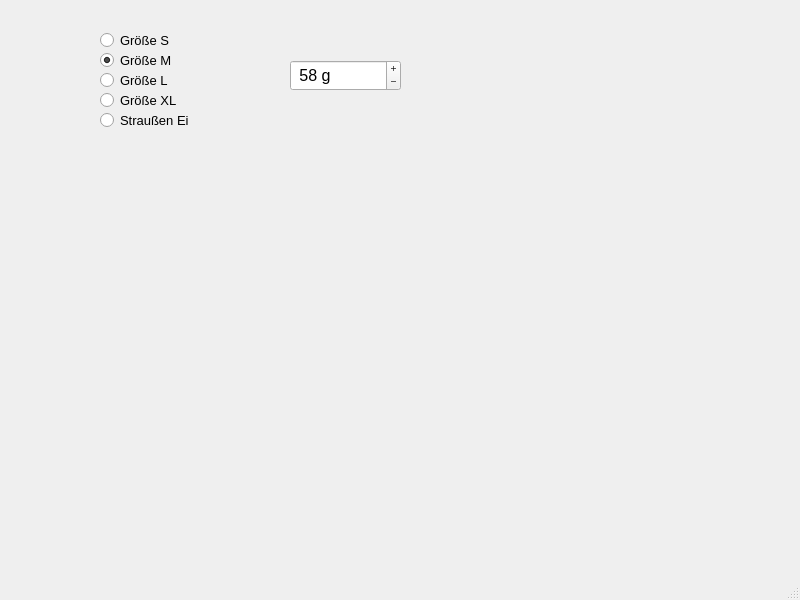
kampfknoedel/ei-o-mat, file ei-o-mat/mainwindow.ui: the form before one commit.
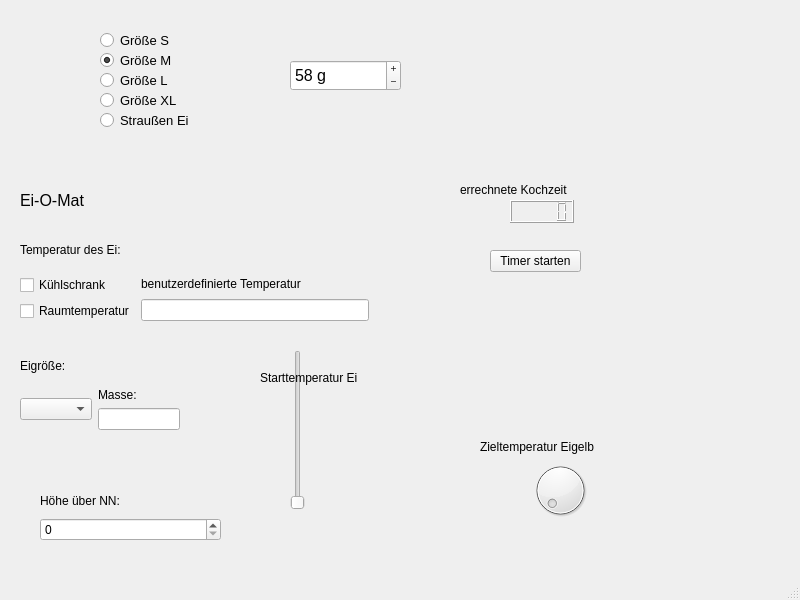
The form after the commit.

```diff
--- a/ei-o-mat/mainwindow.ui
+++ b/ei-o-mat/mainwindow.ui
@@ -113,7 +113,7 @@
      <string> g</string>
     </property>
     <property name="prefix">
-     <string> </string>
+     <string/>
     </property>
     <property name="minimum">
      <number>10</number>
@@ -143,6 +143,248 @@
      <string>Straußen Ei</string>
     </property>
    </widget>
+   <widget class="QLabel" name="label">
+    <property name="geometry">
+     <rect>
+      <x>20</x>
+      <y>190</y>
+      <width>240</width>
+      <height>21</height>
+     </rect>
+    </property>
+    <property name="lineWidth">
+     <number>3</number>
+    </property>
+    <property name="midLineWidth">
+     <number>1</number>
+    </property>
+    <property name="text">
+     <string>&lt;html&gt;&lt;head/&gt;&lt;body&gt;&lt;p&gt;&lt;span style=&quot; font-size:12pt;&quot;&gt;Ei-O-Mat&lt;/span&gt;&lt;/p&gt;&lt;/body&gt;&lt;/html&gt;</string>
+    </property>
+   </widget>
+   <widget class="QPushButton" name="pushButton">
+    <property name="geometry">
+     <rect>
+      <x>490</x>
+      <y>250</y>
+      <width>91</width>
+      <height>22</height>
+     </rect>
+    </property>
+    <property name="text">
+     <string>Timer starten</string>
+    </property>
+   </widget>
+   <widget class="QLabel" name="label_3">
+    <property name="geometry">
+     <rect>
+      <x>460</x>
+      <y>180</y>
+      <width>121</width>
+      <height>20</height>
+     </rect>
+    </property>
+    <property name="text">
+     <string>errechnete Kochzeit</string>
+    </property>
+   </widget>
+   <widget class="QSlider" name="verticalSlider">
+    <property name="geometry">
+     <rect>
+      <x>290</x>
+      <y>350</y>
+      <width>16</width>
+      <height>160</height>
+     </rect>
+    </property>
+    <property name="orientation">
+     <enum>Qt::Vertical</enum>
+    </property>
+   </widget>
+   <widget class="QWidget" name="verticalLayoutWidget_6">
+    <property name="geometry">
+     <rect>
+      <x>480</x>
+      <y>440</y>
+      <width>160</width>
+      <height>80</height>
+     </rect>
+    </property>
+    <layout class="QVBoxLayout" name="verticalLayout_6">
+     <item>
+      <widget class="QLabel" name="label_7">
+       <property name="text">
+        <string>Zieltemperatur Eigelb</string>
+       </property>
+      </widget>
+     </item>
+     <item>
+      <widget class="QDial" name="dial">
+       <property name="mouseTracking">
+        <bool>true</bool>
+       </property>
+       <property name="contextMenuPolicy">
+        <enum>Qt::CustomContextMenu</enum>
+       </property>
+      </widget>
+     </item>
+    </layout>
+   </widget>
+   <widget class="QWidget" name="verticalLayoutWidget_4">
+    <property name="geometry">
+     <rect>
+      <x>20</x>
+      <y>350</y>
+      <width>160</width>
+      <height>80</height>
+     </rect>
+    </property>
+    <layout class="QVBoxLayout" name="verticalLayout_4">
+     <item>
+      <widget class="QLabel" name="label_4">
+       <property name="text">
+        <string>Eigröße:</string>
+       </property>
+      </widget>
+     </item>
+     <item>
+      <layout class="QHBoxLayout" name="horizontalLayout_2">
+       <item>
+        <widget class="QComboBox" name="comboBox">
+         <property name="currentText">
+          <string/>
+         </property>
+        </widget>
+       </item>
+       <item>
+        <layout class="QVBoxLayout" name="verticalLayout_5">
+         <item>
+          <widget class="QLabel" name="label_6">
+           <property name="text">
+            <string>Masse:</string>
+           </property>
+          </widget>
+         </item>
+         <item>
+          <widget class="QLineEdit" name="lineEdit"/>
+         </item>
+        </layout>
+       </item>
+      </layout>
+     </item>
+    </layout>
+   </widget>
+   <widget class="QLCDNumber" name="lcdNumber">
+    <property name="geometry">
+     <rect>
+      <x>510</x>
+      <y>200</y>
+      <width>64</width>
+      <height>23</height>
+     </rect>
+    </property>
+   </widget>
+   <widget class="QWidget" name="verticalLayoutWidget">
+    <property name="geometry">
+     <rect>
+      <x>20</x>
+      <y>230</y>
+      <width>349</width>
+      <height>91</height>
+     </rect>
+    </property>
+    <layout class="QVBoxLayout" name="verticalLayout">
+     <item>
+      <widget class="QLabel" name="label_2">
+       <property name="text">
+        <string>Temperatur des Ei:</string>
+       </property>
+      </widget>
+     </item>
+     <item>
+      <layout class="QHBoxLayout" name="horizontalLayout">
+       <item>
+        <layout class="QVBoxLayout" name="verticalLayout_2">
+         <item>
+          <widget class="QCheckBox" name="checkBox">
+           <property name="text">
+            <string>Kühlschrank</string>
+           </property>
+          </widget>
+         </item>
+         <item>
+          <widget class="QCheckBox" name="checkBox_2">
+           <property name="text">
+            <string>Raumtemperatur</string>
+           </property>
+          </widget>
+         </item>
+        </layout>
+       </item>
+       <item>
+        <layout class="QVBoxLayout" name="verticalLayout_3">
+         <item>
+          <widget class="QLabel" name="label_5">
+           <property name="text">
+            <string>benutzerdefinierte Temperatur</string>
+           </property>
+          </widget>
+         </item>
+         <item>
+          <widget class="QLineEdit" name="lineEdit_2"/>
+         </item>
+        </layout>
+       </item>
+      </layout>
+     </item>
+    </layout>
+   </widget>
+   <widget class="QLabel" name="label_9">
+    <property name="geometry">
+     <rect>
+      <x>260</x>
+      <y>370</y>
+      <width>131</width>
+      <height>16</height>
+     </rect>
+    </property>
+    <property name="text">
+     <string>Starttemperatur Ei</string>
+    </property>
+   </widget>
+   <widget class="QWidget" name="formLayoutWidget">
+    <property name="geometry">
+     <rect>
+      <x>600</x>
+      <y>180</y>
+      <width>160</width>
+      <height>191</height>
+     </rect>
+    </property>
+    <layout class="QFormLayout" name="formLayout"/>
+   </widget>
+   <widget class="QWidget" name="verticalLayoutWidget_7">
+    <property name="geometry">
+     <rect>
+      <x>40</x>
+      <y>490</y>
+      <width>181</width>
+      <height>51</height>
+     </rect>
+    </property>
+    <layout class="QVBoxLayout" name="verticalLayout_7">
+     <item>
+      <widget class="QLabel" name="label_8">
+       <property name="text">
+        <string>Höhe über NN:</string>
+       </property>
+      </widget>
+     </item>
+     <item>
+      <widget class="QSpinBox" name="spinBox_2"/>
+     </item>
+    </layout>
+   </widget>
   </widget>
   <widget class="QMenuBar" name="menubar">
    <property name="geometry">
```
Left out of the diff: 2 changed lines with no effect on the pictures.
